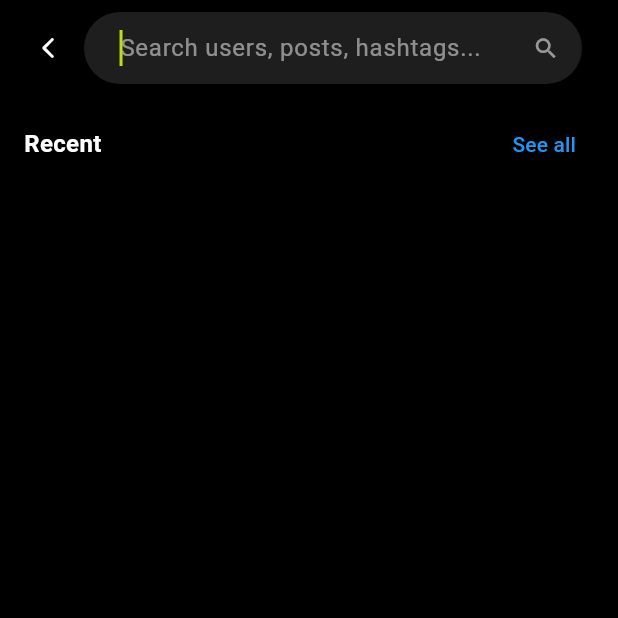
After one commit to sanjaysagar12/heracle_application, a Flutter app: the FeedPage screen opened directly, after a tap on "Search users, posts, hashtags...", on a phone screen of 412 x 824 dp, the top half of it. The commit adds this screen. Run offline on Flutter 3.47's test engine with Material 3 defaults, Android fonts, the phone set to English and light mode, and no system bars; our stand-ins replace device_info_plus, dio, firebase_auth, firebase_core, flutter_dotenv, flutter_svg and 8 more; missing offline and left inert: camerawesome, image_gallery_saver_plus; accounts and stored records are empty; network calls fail.

Commit message:
feat: implement search user in feed page

```diff
--- a/lib/src/feed/api/stories_service.dart
+++ b/lib/src/feed/api/stories_service.dart
@@ -126,6 +126,26 @@ class StoriesService {
       }
     } catch (e) {
       developer.log('Error liking discover story: $e');
+      rethrow;
+    }
+  }
+
+  /// Search for users
+  Future<List<Map<String, dynamic>>> searchUsers(String query) async {
+    try {
+      final response = await _dioClient.dio.get(
+        '/api/social/search',
+        queryParameters: {'q': query},
+      );
+
+      if (response.statusCode != 200) {
+        throw Exception('Failed to search users: ${response.statusCode}');
+      }
+
+      final List<dynamic> data = response.data as List<dynamic>;
+      return data.cast<Map<String, dynamic>>();
+    } catch (e) {
+      developer.log('Error searching users: $e');
       rethrow;
     }
   }
--- a/lib/src/feed/data/stories_repository.dart
+++ b/lib/src/feed/data/stories_repository.dart
@@ -276,6 +276,46 @@ class DiscoverStory {
   }
 }
 
+class SearchUser {
+  final String id;
+  final String username;
+  final String name;
+  final String? avatarUrl;
+  final bool isFollowing;
+  final bool isSelf;
+
+  SearchUser({
+    required this.id,
+    required this.username,
+    required this.name,
+    this.avatarUrl,
+    this.isFollowing = false,
+    this.isSelf = false,
+  });
+
+  factory SearchUser.fromJson(Map<String, dynamic> json) {
+    return SearchUser(
+      id: json['id'] as String? ?? '',
+      username: json['username'] as String? ?? '',
+      name: json['name'] as String? ?? '',
+      avatarUrl: json['avatarUrl'] as String?,
+      isFollowing: json['isFollowing'] as bool? ?? false,
+      isSelf: json['isSelf'] as bool? ?? false,
+    );
+  }
+
+  Map<String, dynamic> toJson() {
+    return {
+      'id': id,
+      'username': username,
+      'name': name,
+      'avatarUrl': avatarUrl,
+      'isFollowing': isFollowing,
+      'isSelf': isSelf,
+    };
+  }
+}
+
 class StoriesRepository {
   final StoriesService _storiesService;
   final CacheManager _cacheManager = CacheManager();
@@ -325,6 +365,64 @@ class StoriesRepository {
     }
   }
 
+  Future<List<SearchUser>> searchUsers(String query) async {
+    try {
+      if (query.isEmpty) return [];
+      final data = await _storiesService.searchUsers(query);
+      return data.map((json) => SearchUser.fromJson(json)).toList();
+    } catch (e) {
+      throw Exception('Failed to search users: $e');
+    }
+  }
+
+  Future<List<SearchUser>> getRecentSearches() async {
+    try {
+      final cachedData = await _cacheManager.getCachedData('recent_searches');
+      if (cachedData != null && cachedData is List) {
+        return cachedData.map((json) => SearchUser.fromJson(json)).toList();
+      }
+      return [];
+    } catch (e) {
+      return [];
+    }
+  }
+
+  Future<void> addToRecentSearches(SearchUser user) async {
+    try {
+      final currentList = await getRecentSearches();
+      // Remove if already exists to move it to top
+      currentList.removeWhere((item) => item.id == user.id);
+      // Add to beginning
+      currentList.insert(0, user);
+      // Limit to 10
+      if (currentList.length > 10) {
+        currentList.removeLast();
+      }
+
+      final jsonData = currentList.map((u) => u.toJson()).toList();
+      await _cacheManager.cacheData('recent_searches', jsonData);
+    } catch (e) {
+      // Ignore cache errors
+    }
+  }
+
+  Future<void> removeFromRecentSearches(String userId) async {
+    try {
+      final currentList = await getRecentSearches();
+      currentList.removeWhere((item) => item.id == userId);
+
+      final jsonData = currentList.map((u) => u.toJson()).toList();
+      await _cacheManager.cacheData('recent_searches', jsonData);
+    } catch (e) {
+      // Ignore cache errors
+    }
+  }
+
+  Future<void> clearRecentSearches() async {
+    await _cacheManager.clearCache('recent_searches');
+    await _cacheManager.cacheData('recent_searches', []);
+  }
+
   Future<void> likeStory(String storyId) async {
     await _storiesService.likeStory(storyId);
   }
@@ -352,6 +450,7 @@ class StoriesRepository {
   Future<void> viewStory(String storyId) async {
     await _storiesService.viewStory(storyId);
   }
+
 
   Future<List<Comment>> getStoryComments(String storyId) async {
     try {
--- a/lib/src/feed/presentation/feed_page.dart
+++ b/lib/src/feed/presentation/feed_page.dart
@@ -1,5 +1,6 @@
 import 'package:flutter/material.dart';
 import '../../../core/theme/app_colors.dart';
+import '../../../route.dart'; // Added for AppRoutes
 import '../data/stories_repository.dart';
 import '../widgets/stories_section.dart';
 import '../widgets/discover_stories_grid.dart';
@@ -7,6 +8,7 @@ import '../widgets/feed_skeleton_loading.dart';
 import '../widgets/story_viewer.dart'; // Updated import path
 import 'tab/reels_tab.dart';
 import 'tab/my_story_viewer.dart';
+import 'search_page.dart';
 
 /// Feed Page - Main stories and discover feed
 ///
@@ -46,6 +48,11 @@ class _FeedPageState extends State<FeedPage> {
   void initState() {
     super.initState();
     _loadData();
+  }
+
+  @override
+  void dispose() {
+    super.dispose();
   }
 
   Future<void> _loadData() async {
@@ -92,6 +99,7 @@ class _FeedPageState extends State<FeedPage> {
     }
   }
 
+
   void _handleStoryTap(String storyId) {
     // Check if this is user's own story
     if (_myStory != null && storyId == _myStory!.id) {
@@ -111,7 +119,7 @@ class _FeedPageState extends State<FeedPage> {
             stories: _stories,
             initialIndex: index,
             onStoryViewed: _markStoryAsViewed,
-            onStoryLiked: _handleStoryLike, // Ensure this is passed if needed
+            onStoryLiked: _handleStoryLike,
             onStoryComment: _handleStoryComment,
           ),
         ),
@@ -254,6 +262,40 @@ class _FeedPageState extends State<FeedPage> {
               ),
             ),
 
+
+
+            // Search Bar (Button)
+            SliverToBoxAdapter(
+              child: GestureDetector(
+                onTap: () {
+                  Navigator.push(
+                    context,
+                    MaterialPageRoute(builder: (context) => const SearchPage()),
+                  );
+                },
+                child: Padding(
+                  padding: const EdgeInsets.symmetric(horizontal: 16, vertical: 8),
+                  child: Container(
+                    decoration: BoxDecoration(
+                      color: const Color(0xFF1E1E1E),
+                      borderRadius: BorderRadius.circular(30),
+                    ),
+                    padding: const EdgeInsets.symmetric(horizontal: 20, vertical: 14),
+                    child: Row(
+                      children: [
+                        Text(
+                          'Search users, posts, hashtags...',
+                          style: TextStyle(color: Colors.white.withOpacity(0.5), fontSize: 16),
+                        ),
+                        const Spacer(),
+                        const Icon(Icons.search, color: Colors.white54),
+                      ],
+                    ),
+                  ),
+                ),
+              ),
+            ),
+
             // Discover stories grid
             DiscoverStoriesGrid(
               stories: _discoverStories,
--- /dev/null
+++ b/lib/src/feed/presentation/search_page.dart
@@ -0,0 +1,231 @@
+import 'dart:async';
+import 'package:flutter/material.dart';
+import 'package:flutter_svg/flutter_svg.dart';
+import '../../../core/theme/app_colors.dart';
+import '../../../route.dart';
+import '../data/stories_repository.dart';
+
+class SearchPage extends StatefulWidget {
+  const SearchPage({super.key});
+
+  @override
+  State<SearchPage> createState() => _SearchPageState();
+}
+
+class _SearchPageState extends State<SearchPage> {
+  final StoriesRepository _storiesRepository = StoriesRepository();
+  final TextEditingController _searchController = TextEditingController();
+  final FocusNode _searchFocusNode = FocusNode();
+
+  List<SearchUser> _searchResults = [];
+  List<SearchUser> _recentSearches = [];
+  bool _isSearching = false;
+  Timer? _debounce;
+
+  @override
+  void initState() {
+    super.initState();
+    _loadRecentSearches();
+    // Auto focus the search bar when the page opens
+    WidgetsBinding.instance.addPostFrameCallback((_) {
+      _searchFocusNode.requestFocus();
+    });
+  }
+
+  @override
+  void dispose() {
+    _searchController.dispose();
+    _searchFocusNode.dispose();
+    _debounce?.cancel();
+    super.dispose();
+  }
+
+  Future<void> _loadRecentSearches() async {
+    final recents = await _storiesRepository.getRecentSearches();
+    setState(() {
+      _recentSearches = recents;
+    });
+  }
+
+  Future<void> _addToRecents(SearchUser user) async {
+    await _storiesRepository.addToRecentSearches(user);
+    _loadRecentSearches();
+  }
+
+  Future<void> _removeFromRecents(String userId) async {
+    await _storiesRepository.removeFromRecentSearches(userId);
+    _loadRecentSearches();
+  }
+
+  void _onSearchChanged(String query) {
+    if (_debounce?.isActive ?? false) _debounce!.cancel();
+    _debounce = Timer(const Duration(milliseconds: 500), () {
+      if (query.isEmpty) {
+        setState(() {
+          _isSearching = false;
+          _searchResults = [];
+        });
+        return;
+      }
+      _performSearch(query);
+    });
+  }
+
+  Future<void> _performSearch(String query) async {
+    setState(() {
+      _isSearching = true;
+    });
+
+    try {
+      final results = await _storiesRepository.searchUsers(query);
+      setState(() {
+        _searchResults = results;
+      });
+    } catch (e) {
+      print('Search failed: $e');
+    }
+  }
+
+  @override
+  Widget build(BuildContext context) {
+    final bool showingRecents = _searchController.text.isEmpty;
+    final List<SearchUser> data = showingRecents ? _recentSearches : _searchResults;
+
+    return Scaffold(
+      backgroundColor: AppColors.black,
+      body: SafeArea(
+        child: Column(
+          children: [
+            // Search Header
+            Container(
+              padding: const EdgeInsets.symmetric(horizontal: 8, vertical: 8),
+              child: Row(
+                children: [
+                  IconButton(
+                    icon: SvgPicture.asset(
+                      'assets/icons/back.svg',
+                      width: 24,
+                      height: 24,
+                      colorFilter: const ColorFilter.mode(Colors.white, BlendMode.srcIn),
+                    ),
+                    onPressed: () => Navigator.pop(context),
+                  ),
+                  Expanded(
+                    child: TextField(
+                      controller: _searchController,
+                      focusNode: _searchFocusNode,
+                      onChanged: _onSearchChanged,
+                      style: const TextStyle(color: Colors.white),
+                      decoration: InputDecoration(
+                        hintText: 'Search users, posts, hashtags...',
+                        hintStyle: TextStyle(color: Colors.white.withOpacity(0.5)),
+                        suffixIcon: const Icon(Icons.search, color: Colors.white54),
+                        filled: true,
+                        fillColor: const Color(0xFF1E1E1E),
+                        border: OutlineInputBorder(
+                          borderRadius: BorderRadius.circular(30),
+                          borderSide: BorderSide.none,
+                        ),
+                        contentPadding: const EdgeInsets.symmetric(horizontal: 20, vertical: 10),
+                        isDense: true,
+                      ),
+                    ),
+                  ),
+                  const SizedBox(width: 16),
+                ],
+              ),
+            ),
+
+            // Results List
+            Expanded(
+              child: _buildList(data, showingRecents),
+            ),
+          ],
+        ),
+      ),
+    );
+  }
+
+  Widget _buildList(List<SearchUser> data, bool showingRecents) {
+    if (data.isEmpty && !showingRecents && _isSearching) {
+      return const Center(
+        child: Text(
+          'No users found',
+          style: TextStyle(color: Colors.white54),
+        ),
+      );
+    }
+
+    return ListView.builder(
+      itemCount: showingRecents ? data.length + 1 : data.length,
+      itemBuilder: (context, index) {
+        if (showingRecents && index == 0) {
+          return Padding(
+            padding: const EdgeInsets.fromLTRB(16, 8, 16, 8),
+            child: Row(
+              mainAxisAlignment: MainAxisAlignment.spaceBetween,
+              children: [
+                 const Text(
+                  'Recent',
+                  style: TextStyle(
+                    color: Colors.white,
+                    fontSize: 16,
+                    fontWeight: FontWeight.bold,
+                  ),
+                ),
+                TextButton(
+                  onPressed: () {
+                    // TODO: Implement See all
+                  },
+                  child: const Text(
+                    'See all',
+                    style: TextStyle(color: Colors.blue),
+                  ),
+                ),
+              ],
+            ),
+          );
+        }
+
+        final int itemIndex = showingRecents ? index - 1 : index;
+        if (itemIndex < 0 || itemIndex >= data.length) return const SizedBox.shrink();
+
+        final user = data[itemIndex];
+        return ListTile(
+          leading: CircleAvatar(
+            radius: 24,
+            backgroundColor: Colors.grey[800],
+            backgroundImage: user.avatarUrl != null && user.avatarUrl!.isNotEmpty
+                ? NetworkImage(user.avatarUrl!)
+                : null,
+            child: user.avatarUrl == null || user.avatarUrl!.isEmpty
+                ? Text(user.username.isNotEmpty ? user.username[0].toUpperCase() : '?', style: const TextStyle(color: Colors.white))
+                : null,
+          ),
+          title: Text(
+            user.username,
+            style: const TextStyle(color: Colors.white, fontWeight: FontWeight.bold),
+          ),
+          subtitle: Text(
+            '${user.name} • ${user.isFollowing ? 'Following' : 'Suggested'}',
+            style: const TextStyle(color: Colors.white54),
+          ),
+          trailing: showingRecents
+              ? IconButton(
+                  icon: const Icon(Icons.close, color: Colors.grey, size: 20),
+                  onPressed: () => _removeFromRecents(user.id),
+                )
+              : null,
+          onTap: () {
+            _addToRecents(user);
+            Navigator.pushNamed(
+              context,
+              AppRoutes.profile,
+              arguments: user.username,
+            );
+          },
+        );
+      },
+    );
+  }
+}
```
Also changed, not shown: 1 other file.
